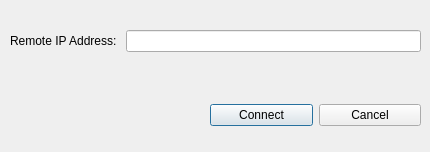
Before: the Qt Designer form connectwindow.ui in Gallonchoi/Telegram, drawn with Qt 5.
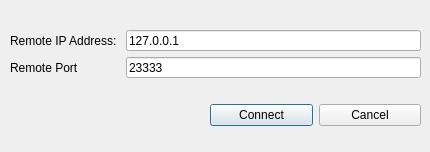
After: the same form once the commit is applied.

Patch:
```diff
--- a/connectwindow.ui
+++ b/connectwindow.ui
@@ -45,12 +45,16 @@
      <x>10</x>
      <y>30</y>
      <width>411</width>
-     <height>41</height>
+     <height>48</height>
     </rect>
    </property>
    <layout class="QFormLayout" name="ipLayout">
     <item row="0" column="1">
-     <widget class="QLineEdit" name="ipEdit"/>
+     <widget class="QLineEdit" name="ipEdit">
+      <property name="text">
+       <string>127.0.0.1</string>
+      </property>
+     </widget>
     </item>
     <item row="0" column="0">
      <widget class="QLabel" name="ipLabel">
@@ -59,6 +63,20 @@
       </property>
      </widget>
     </item>
+    <item row="1" column="0">
+     <widget class="QLabel" name="portLabel">
+      <property name="text">
+       <string>Remote Port</string>
+      </property>
+     </widget>
+    </item>
+    <item row="1" column="1">
+     <widget class="QLineEdit" name="portEdit">
+      <property name="text">
+       <string>23333</string>
+      </property>
+     </widget>
+    </item>
    </layout>
   </widget>
  </widget>
```
